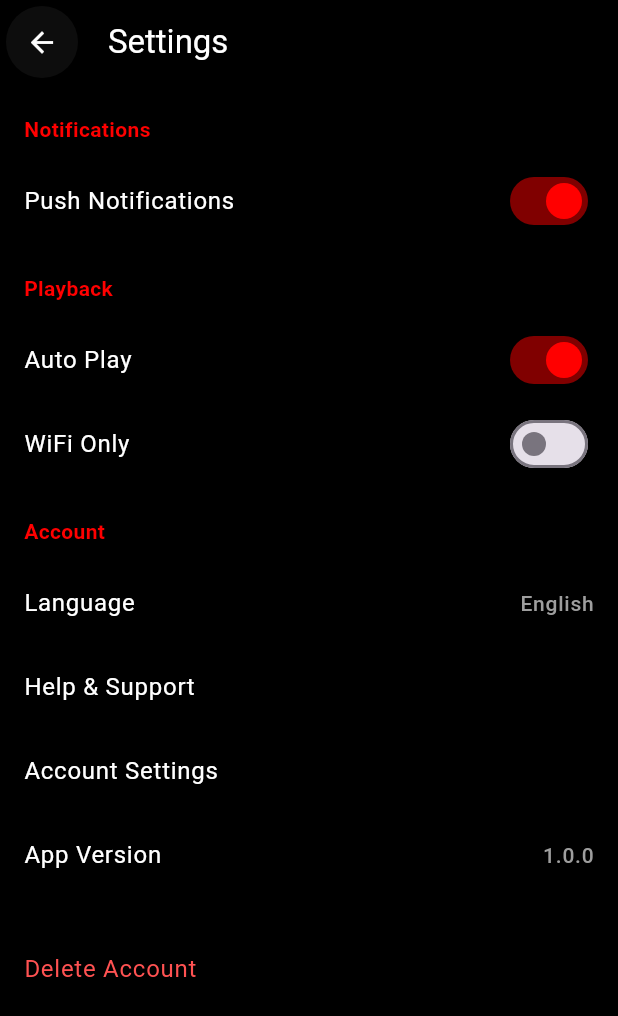
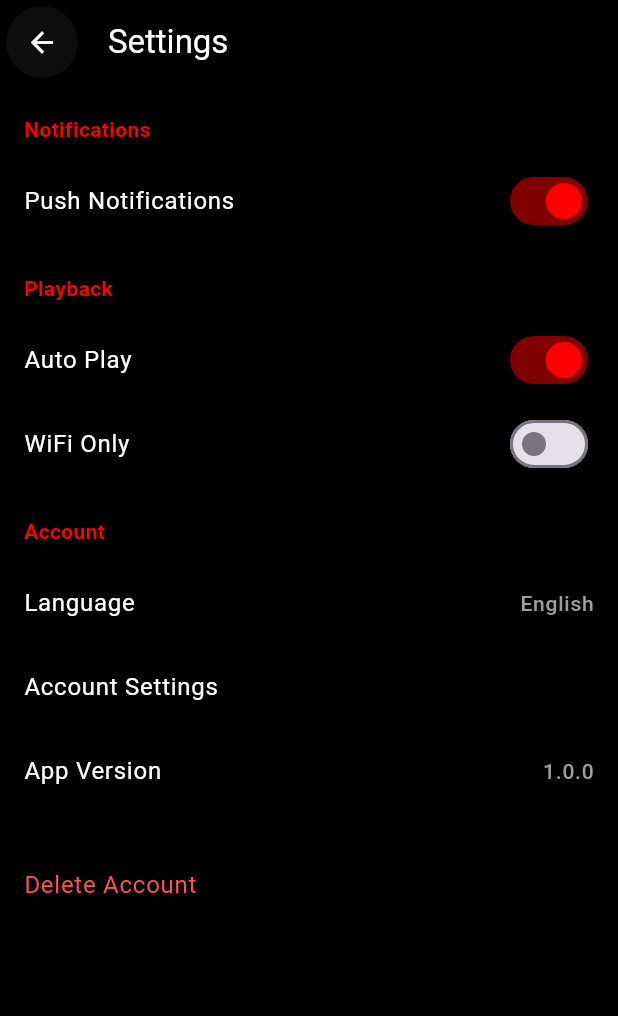
Before and after one commit to kritidigitalsolutions/mirchi-ott, a Flutter app: the ProfilePage screen opened by its route, after a tap on "Settings", on a phone screen of 412 x 824 dp. Shown: the top 1016 px of the screen. Run offline on Flutter 3.47's test engine with Material 3 defaults, Android fonts, the phone set to English and light mode, and no system bars; our stand-ins replace cached_network_image, dio, file_picker, firebase_core, firebase_messaging, flutter_local_notifications and 10 more; missing offline and left inert: easy_audience_network_plus, google_sign_in_web, mobile_scanner; accounts and stored records are empty; network calls fail.

Commit message:
help and support page

```diff
--- a/lib/view/profile/profilePage.dart
+++ b/lib/view/profile/profilePage.dart
@@ -229,10 +229,10 @@ class ProfilePage extends StatelessWidget {
                 if (!kIsWeb) buildMenuItem(context, Icons.download_for_offline_outlined, "Downloads", AppRoutes.downloads),
                 buildMenuItem(context, Icons.settings_outlined, "Settings", AppRoutes.setting),
                 buildMenuItem(context, Icons.rate_review, "Rate Our App", AppRoutes.rateApp),
+                buildMenuItem(context, Icons.help_outline, "Help & Support", AppRoutes.help),
                 buildMenuItem(context, Icons.info_outline, "Terms & Conditions", AppRoutes.terms),
                 buildMenuItem(context, Icons.privacy_tip, "Privacy Policy", AppRoutes.privacy),
                 buildMenuItem(context, Icons.currency_rupee, "Refund Policy", AppRoutes.refund),
-                // buildMenuItem(context, Icons.help_outline, "Help", AppRoutes.help),
 
                 const SizedBox(height: 20),
                 Center(
--- a/lib/view/profile/setting_page.dart
+++ b/lib/view/profile/setting_page.dart
@@ -47,7 +47,6 @@ class SettingsPage extends StatelessWidget {
           const SizedBox(height: 20),
           _buildSectionHeader("Account"),
           _buildActionTile("Language", "English", () {}),
-          _buildActionTile("Help & Support", "", () => Get.toNamed(AppRoutes.help)),
           _buildActionTile("Account Settings", "", () => Get.toNamed(AppRoutes.accountSetting)),
           _buildActionTile("App Version", "1.0.0", null),
           const SizedBox(height: 20),
```
Also changed, not shown: 3 other files.
